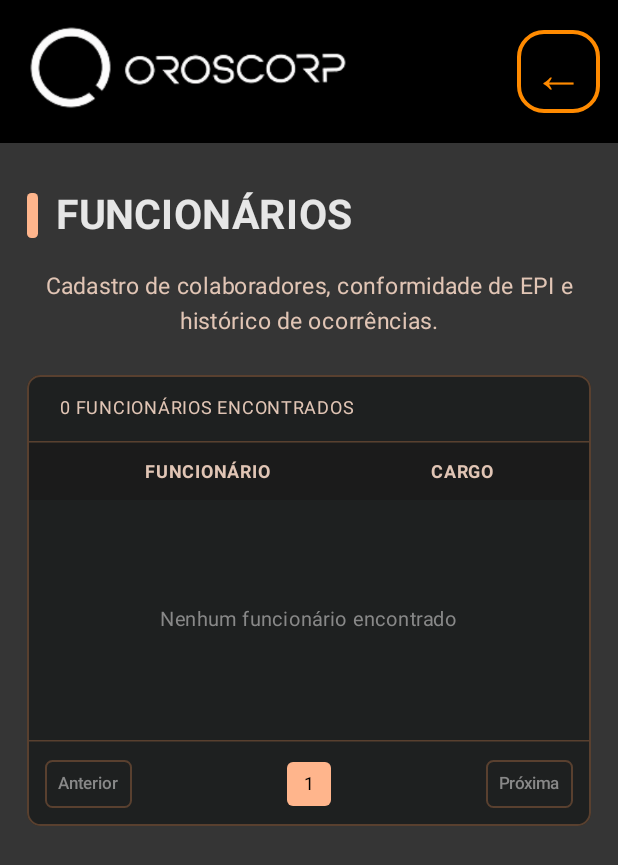
After one commit to suehtam6/OROSCORP---MOBILE, an Android app built with Jetpack Compose: the composable FuncionariosScreen shown on its own in the app's theme, on a phone screen of 412 x 824 dp. The commit adds this screen. Shown: the top 865 px of the screen. Run offline under Robolectric (Android 15) with nearby library versions, the phone set to English and light mode, and no system bars.

Commit message:
Criação da tela funcionários

```diff
--- /dev/null
+++ b/app/src/main/java/com/example/oroscorp_adm/screens/FuncionariosScreen.kt
@@ -0,0 +1,328 @@
+
+package com.example.oroscorp_adm.screens
+
+import com.example.oroscorp_adm.R
+import androidx.compose.foundation.*
+import androidx.compose.foundation.layout.*
+import androidx.compose.foundation.shape.RoundedCornerShape
+import androidx.compose.material3.*
+import androidx.compose.runtime.*
+import androidx.compose.ui.Alignment
+import androidx.compose.ui.Modifier
+import androidx.compose.ui.draw.clip
+import androidx.compose.ui.graphics.Color
+import androidx.compose.ui.layout.ContentScale
+import androidx.compose.ui.res.painterResource
+import androidx.compose.ui.text.font.FontWeight
+import androidx.compose.ui.text.style.TextAlign
+import androidx.compose.ui.unit.dp
+import androidx.compose.ui.unit.sp
+
+private val Laranja = Color(0xFFFF8A00)
+private val Salmao = Color(0xFFFFB58C)
+private val Fundo = Color(0xFF353535)
+private val Cartao = Color(0xFF1E2020)
+private val Borda = Color(0xFF59402F)
+
+data class Funcionario(
+    val nome: String,
+    val cargo: String,
+    val iniciais: String,
+    val cor: Color
+)
+
+@Composable
+fun FuncionariosScreen(
+    onBackClick: () -> Unit,
+    funcionarios: List<Funcionario> = emptyList()
+) {
+    var paginaAtual by remember { mutableIntStateOf(1) }
+    val itensPorPagina = 6
+
+    val totalPaginas = maxOf(
+        1,
+        (funcionarios.size + itensPorPagina - 1) / itensPorPagina
+    )
+
+    val pagina = paginaAtual.coerceIn(1, totalPaginas)
+    val listaPagina = funcionarios
+        .drop((pagina - 1) * itensPorPagina)
+        .take(itensPorPagina)
+
+    Column(
+        modifier = Modifier
+            .fillMaxSize()
+            .background(Fundo)
+    ) {
+        // CABEÇALHO
+        Row(
+            modifier = Modifier
+                .fillMaxWidth()
+                .height(95.dp)
+                .background(Color.Black)
+                .padding(horizontal = 12.dp),
+            verticalAlignment = Alignment.CenterVertically,
+            horizontalArrangement = Arrangement.SpaceBetween
+        ) {
+            Image(
+                painter = painterResource(R.drawable.logo),
+                contentDescription = "Logo OROSCORP",
+                modifier = Modifier
+                    .weight(1f)
+                    .height(75.dp),
+                contentScale = ContentScale.Fit,
+                alignment = Alignment.CenterStart
+            )
+
+            Spacer(Modifier.width(10.dp))
+
+            Box(
+                modifier = Modifier
+                    .size(55.dp)
+                    .border(
+                        2.5.dp,
+                        Laranja,
+                        RoundedCornerShape(18.dp)
+                    )
+                    .clickable { onBackClick() },
+                contentAlignment = Alignment.Center
+            ) {
+                Text("←", color = Laranja, fontSize = 34.sp)
+            }
+        }
+
+        Column(
+            modifier = Modifier
+                .fillMaxSize()
+                .verticalScroll(rememberScrollState())
+                .padding(horizontal = 18.dp)
+        ) {
+            Spacer(Modifier.height(32.dp))
+
+            Row(verticalAlignment = Alignment.CenterVertically) {
+                Box(
+                    modifier = Modifier
+                        .width(7.dp)
+                        .height(30.dp)
+                        .background(Salmao, RoundedCornerShape(3.dp))
+                )
+
+                Spacer(Modifier.width(12.dp))
+
+                Text(
+                    text = "FUNCIONÁRIOS",
+                    color = Color(0xFFE6E6E6),
+                    fontSize = 27.sp,
+                    fontWeight = FontWeight.Bold
+                )
+            }
+
+            Spacer(Modifier.height(20.dp))
+
+            Text(
+                text = "Cadastro de colaboradores, conformidade de EPI e histórico de ocorrências.",
+                color = Color(0xFFE1C5B5),
+                fontSize = 15.sp,
+                lineHeight = 23.sp,
+                textAlign = TextAlign.Center,
+                modifier = Modifier.fillMaxWidth()
+            )
+
+            Spacer(Modifier.height(24.dp))
+
+            Column(
+                modifier = Modifier
+                    .fillMaxWidth()
+                    .border(1.dp, Borda, RoundedCornerShape(9.dp))
+                    .clip(RoundedCornerShape(9.dp))
+                    .background(Cartao)
+            ) {
+                Box(
+                    modifier = Modifier
+                        .fillMaxWidth()
+                        .height(44.dp)
+                        .padding(start = 22.dp),
+                    contentAlignment = Alignment.CenterStart
+                ) {
+                    Text(
+                        "${funcionarios.size} FUNCIONÁRIOS ENCONTRADOS",
+                        color = Color(0xFFE1C5B5),
+                        fontSize = 12.sp
+                    )
+                }
+
+                HorizontalDivider(color = Borda)
+
+                Row(
+                    modifier = Modifier
+                        .fillMaxWidth()
+                        .height(38.dp)
+                        .background(Color(0xFF1B1B1B))
+                        .padding(horizontal = 18.dp),
+                    verticalAlignment = Alignment.CenterVertically
+                ) {
+                    Text(
+                        "FUNCIONÁRIO",
+                        color = Color(0xFFE1C5B5),
+                        fontSize = 12.sp,
+                        fontWeight = FontWeight.Bold,
+                        textAlign = TextAlign.Center,
+                        modifier = Modifier.weight(1.5f)
+                    )
+
+                    Text(
+                        "CARGO",
+                        color = Color(0xFFE1C5B5),
+                        fontSize = 12.sp,
+                        fontWeight = FontWeight.Bold,
+                        textAlign = TextAlign.Center,
+                        modifier = Modifier.weight(1f)
+                    )
+                }
+
+                if (listaPagina.isEmpty()) {
+                    Box(
+                        modifier = Modifier
+                            .fillMaxWidth()
+                            .height(160.dp),
+                        contentAlignment = Alignment.Center
+                    ) {
+                        Text(
+                            "Nenhum funcionário encontrado",
+                            color = Color.Gray,
+                            fontSize = 13.sp
+                        )
+                    }
+                } else {
+                    listaPagina.forEach { funcionario ->
+                        LinhaFuncionario(funcionario)
+                        HorizontalDivider(
+                            color = Color(0xFF303030),
+                            thickness = 0.5.dp
+                        )
+                    }
+                }
+
+                HorizontalDivider(color = Borda)
+
+                Row(
+                    modifier = Modifier
+                        .fillMaxWidth()
+                        .padding(12.dp),
+                    horizontalArrangement = Arrangement.SpaceBetween,
+                    verticalAlignment = Alignment.CenterVertically
+                ) {
+                    BotaoPagina("Anterior", pagina > 1) {
+                        paginaAtual = pagina - 1
+                    }
+
+                    Row(horizontalArrangement = Arrangement.spacedBy(3.dp)) {
+                        (1..totalPaginas).forEach { numero ->
+                            Box(
+                                modifier = Modifier
+                                    .size(29.dp)
+                                    .clip(RoundedCornerShape(4.dp))
+                                    .background(
+                                        if (numero == pagina) Salmao
+                                        else Color.Transparent
+                                    )
+                                    .clickable { paginaAtual = numero },
+                                contentAlignment = Alignment.Center
+                            ) {
+                                Text(
+                                    "$numero",
+                                    color = if (numero == pagina)
+                                        Color.Black else Salmao,
+                                    fontSize = 12.sp
+                                )
+                            }
+                        }
+                    }
+
+                    BotaoPagina("Próxima", pagina < totalPaginas) {
+                        paginaAtual = pagina + 1
+                    }
+                }
+            }
+
+            Spacer(Modifier.height(24.dp))
+        }
+    }
+}
+
+@Composable
+private fun LinhaFuncionario(funcionario: Funcionario) {
+    Row(
+        modifier = Modifier
+            .fillMaxWidth()
+            .heightIn(min = 70.dp)
+            .padding(horizontal = 18.dp, vertical = 12.dp),
+        verticalAlignment = Alignment.CenterVertically
+    ) {
+        Row(
+            modifier = Modifier.weight(1.5f),
+            verticalAlignment = Alignment.CenterVertically
+        ) {
+            Box(
+                modifier = Modifier
+                    .size(32.dp)
+                    .background(
+                        funcionario.cor.copy(alpha = 0.25f),
+                        RoundedCornerShape(5.dp)
+                    )
+                    .border(
+                        1.dp,
+                        funcionario.cor.copy(alpha = 0.6f),
+                        RoundedCornerShape(5.dp)
+                    ),
+                contentAlignment = Alignment.Center
+            ) {
+                Text(
+                    funcionario.iniciais,
+                    color = funcionario.cor,
+                    fontSize = 11.sp,
+                    fontWeight = FontWeight.Bold
+                )
+            }
+
+            Spacer(Modifier.width(12.dp))
+
+            Text(
+                funcionario.nome,
+                color = Color(0xFFE1E1E1),
+                fontSize = 13.sp,
+                lineHeight = 18.sp
+            )
+        }
+
+        Text(
+            funcionario.cargo,
+            color = Color(0xFFE1C5B5),
+            fontSize = 13.sp,
+            lineHeight = 18.sp,
+            modifier = Modifier.weight(1f)
+        )
+    }
+}
+
+@Composable
+private fun BotaoPagina(
+    texto: String,
+    ativo: Boolean,
+    onClick: () -> Unit
+) {
+    OutlinedButton(
+        onClick = onClick,
+        enabled = ativo,
+        contentPadding = PaddingValues(horizontal = 8.dp),
+        modifier = Modifier.height(32.dp),
+        shape = RoundedCornerShape(5.dp),
+        border = BorderStroke(1.dp, Borda),
+        colors = ButtonDefaults.outlinedButtonColors(
+            contentColor = Salmao,
+            disabledContentColor = Color.Gray
+        )
+    ) {
+        Text(texto, fontSize = 11.sp)
+    }
+}
```
Also changed, not shown: app/src/main/java/com/example/oroscorp_adm/MainActivity.kt (+36 -80 lines).
